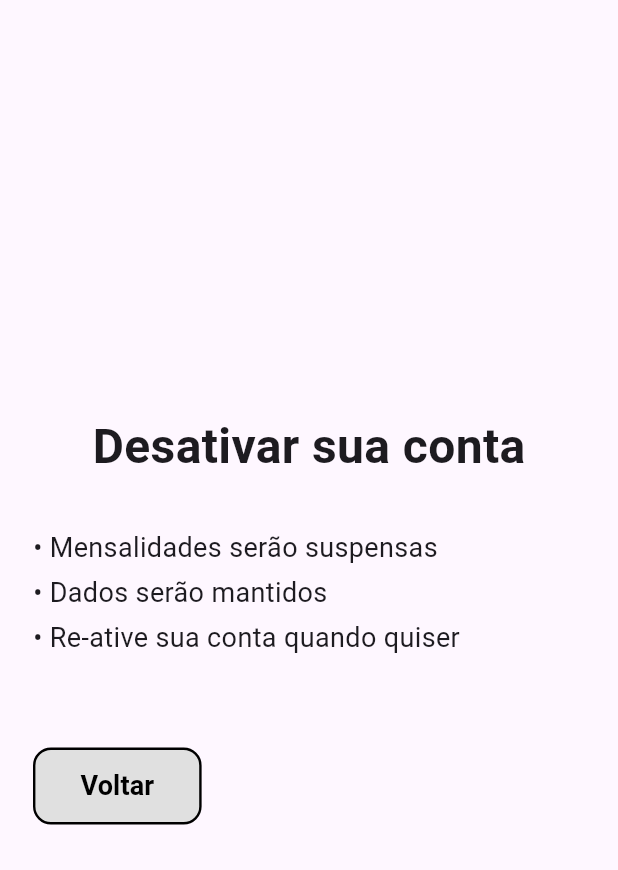
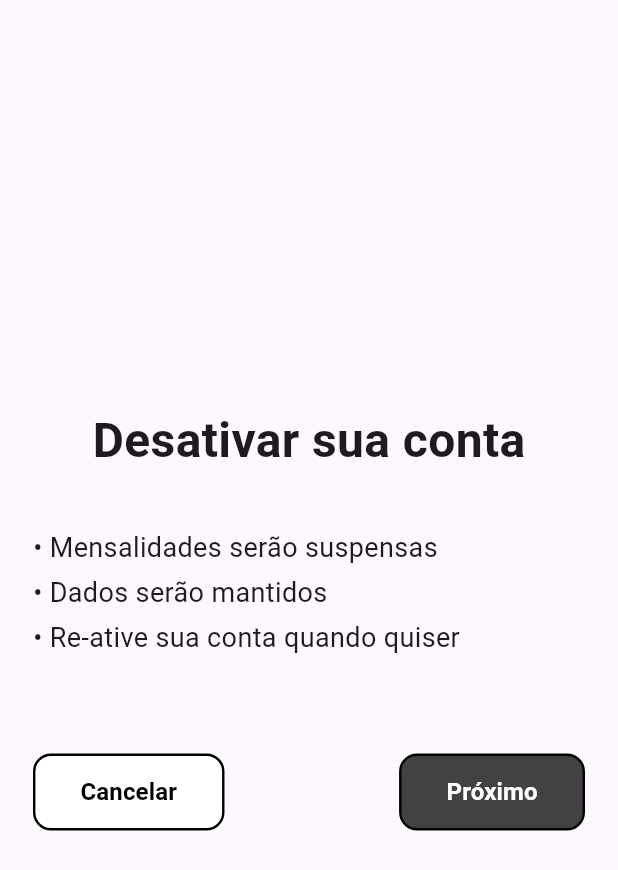
Before and after one commit to MatthewLacerda2/FixFlow, a Flutter app: the DeactivateAccountScreen screen opened directly, on a phone screen of 412 x 824 dp. Shown: the top 870 px of the screen. Run offline on Flutter 3.47's test engine with Material 3 defaults, Android fonts, the phone set to English and light mode, and no system bars; our stand-ins replace email_validator, font_awesome_flutter, introduction_screen; missing offline and left inert: snackbar.

Commit message:
deactivate account flux done

```diff
--- a/flow_app/lib/screen/AppConfig/deactivate_account/deactivate_account_screen.dart
+++ b/flow_app/lib/screen/AppConfig/deactivate_account/deactivate_account_screen.dart
@@ -2,6 +2,7 @@ import 'package:flutter/material.dart';
 
 import '../../../components/Buttons/custom_button.dart';
 import '../../main/app_config_screen.dart';
+import '../are_you_sure_screen.dart';
 
 class DeactivateAccountScreen extends StatelessWidget {
   const DeactivateAccountScreen({super.key});
@@ -25,7 +26,7 @@ class DeactivateAccountScreen extends StatelessWidget {
                 ),
               ),
             ),
-            const SizedBox(height: 32),
+            const SizedBox(height: 36),
             const Text(
               '• Mensalidades serão suspensas',
               style: TextStyle(fontSize: 18),
@@ -40,14 +41,19 @@ class DeactivateAccountScreen extends StatelessWidget {
               '• Re-ative sua conta quando quiser',
               style: TextStyle(fontSize: 18),
             ),
-            const SizedBox(height: 60),
+            const SizedBox(height: 64),
+            Align(
+                child: Row(
+                    mainAxisAlignment: MainAxisAlignment.spaceBetween,
+                    children: <Widget>[
                   CustomButton(
-              text: "Voltar",
-              textSize: 18,
-              backgroundColor: Colors.grey[300]!,
+                    text: "Cancelar",
+                    textSize: 16,
+                    backgroundColor: Colors.white,
                     borderRadius: 12,
                     borderWidth: 1.6,
-              padding: const EdgeInsets.symmetric(vertical: 1, horizontal: 30),
+                    padding:
+                        const EdgeInsets.symmetric(vertical: 1, horizontal: 30),
                     onPressed: () {
                       Navigator.push(
                         context,
@@ -57,6 +63,34 @@ class DeactivateAccountScreen extends StatelessWidget {
                       );
                     },
                   ),
+                  CustomButton(
+                    text: "Próximo",
+                    textSize: 16,
+                    backgroundColor: Colors.grey[800]!,
+                    textColor: Colors.white,
+                    borderRadius: 12,
+                    borderWidth: 1.6,
+                    padding:
+                        const EdgeInsets.symmetric(vertical: 1, horizontal: 30),
+                    onPressed: () {
+                      Navigator.push(
+                        context,
+                        MaterialPageRoute<void>(
+                            builder: (BuildContext context) => AreYouSureScreen(
+                                title: "Confirmar desativação da conta?",
+                                description:
+                                    "Digite sua senha para confirmar a desativação\n\nLembre-se que você pode re-ativar sua conta e retomar tudo, a qualquer momento",
+                                changeSuccessfulScreenTitle: "Conta desativada",
+                                changeSuccessfulScreenDescription:
+                                    "Sua conta foi desativada, mas não perdida. Você pode reativar-la e continuar daonde parou, com o mesmo e-mail e senha\n\nVolte logo!",
+                                onPressed: () {
+                                  //TODO: http request to deactivate account
+                                  print("debug");
+                                })),
+                      );
+                    },
+                  )
+                ])),
             const Spacer(),
           ],
         ),
```
Also changed, not shown: flow_app/lib/screen/AppConfig/are_you_sure_screen.dart (+99 -0 lines), flow_app/lib/screen/AppConfig/leave_successful.dart (renamed from flow_app/lib/screen/AppConfig/change_successful.dart, +9 -9 lines). Lines whose indentation alone changed are shown as unchanged.
